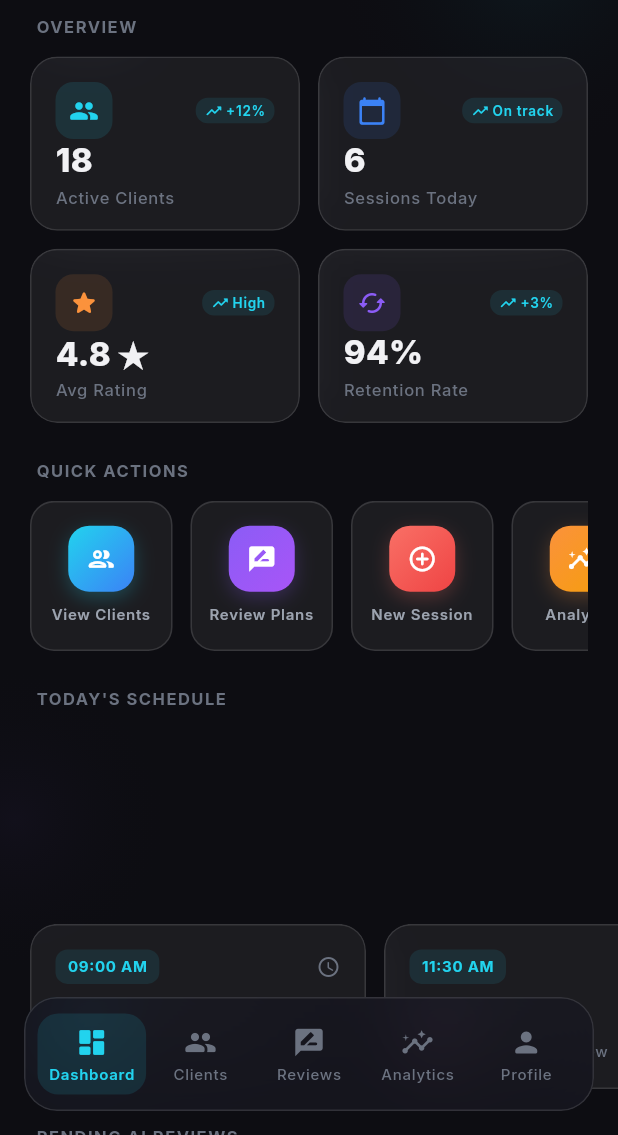
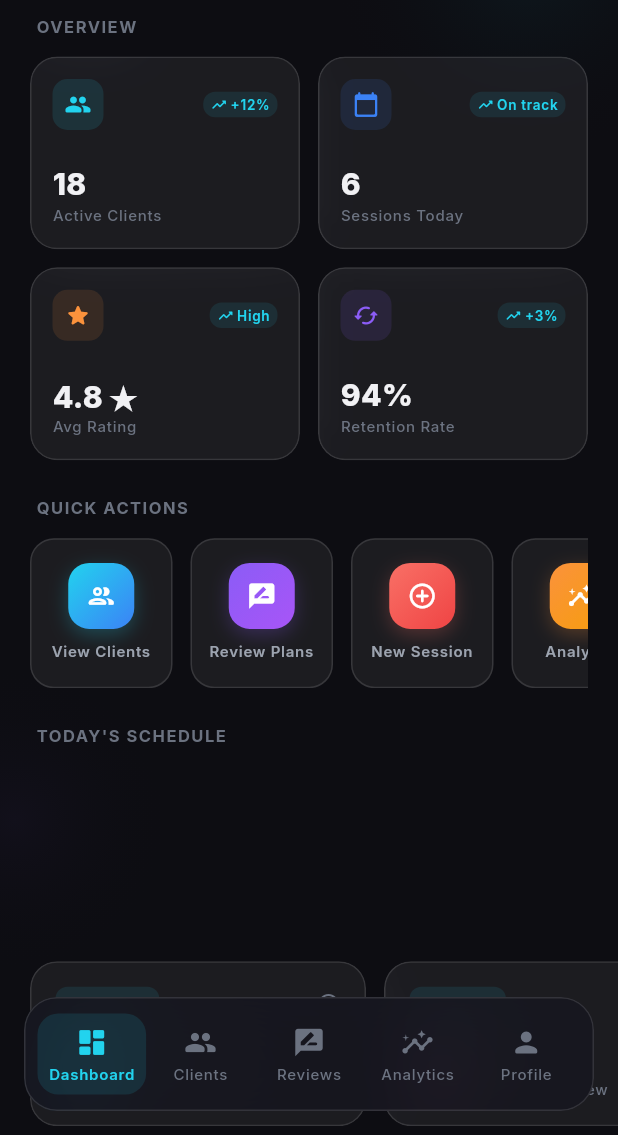
Before and after one commit to Amitsingh2000/fitforge, a Flutter app: the TrainerDashboard screen opened by its route, on a phone screen of 412 x 824 dp, the part 101-1236 px from its top. Run offline on Flutter 3.47's test engine with Material 3 defaults, Android fonts, the phone set to English and light mode, and no system bars; drawn by our look-alikes of flutter_animate; our stand-ins replace google_fonts.

Commit message:
fix overflows issue of trainer screens

```diff
--- a/lib/trainer/screens/trainer_analytics_tab.dart
+++ b/lib/trainer/screens/trainer_analytics_tab.dart
@@ -55,7 +55,7 @@ class TrainerAnalyticsTab extends StatelessWidget {
             crossAxisCount: 2,
             crossAxisSpacing: 12,
             mainAxisSpacing: 12,
-            childAspectRatio: 1.55,
+            childAspectRatio: 1.4,
             children: [
               const TrainerGlassStatCard(
                 title: 'Total Clients',
--- a/lib/trainer/screens/trainer_client_detail_screen.dart
+++ b/lib/trainer/screens/trainer_client_detail_screen.dart
@@ -132,9 +132,13 @@ class _TrainerClientDetailScreenState extends State<TrainerClientDetailScreen>
                                       ),
                                     ),
                                     const SizedBox(width: 8),
-                                    Text(
-                                      'Plan: ${widget.client['plan']}',
-                                      style: AppTextStyles.caption.copyWith(color: AppColors.textTertiary),
+                                    Flexible(
+                                      child: Text(
+                                        'Plan: ${widget.client['plan']}',
+                                        maxLines: 1,
+                                        overflow: TextOverflow.ellipsis,
+                                        style: AppTextStyles.caption.copyWith(color: AppColors.textTertiary),
+                                      ),
                                     ),
                                   ],
                                 ),
--- a/lib/trainer/screens/trainer_dashboard.dart
+++ b/lib/trainer/screens/trainer_dashboard.dart
@@ -437,7 +437,7 @@ class _TrainerDashboardState extends State<TrainerDashboard>
         crossAxisCount: 2,
         crossAxisSpacing: 12,
         mainAxisSpacing: 12,
-        childAspectRatio: 1.55,
+        childAspectRatio: 1.4,
       ),
       itemCount: _analyticsData.length,
       itemBuilder: (context, index) {
--- a/lib/trainer/widgets/trainer_feedback_sheet.dart
+++ b/lib/trainer/widgets/trainer_feedback_sheet.dart
@@ -106,8 +106,9 @@ class _TrainerFeedbackSheetState extends State<TrainerFeedbackSheet> {
               style: AppTextStyles.caption.copyWith(fontWeight: FontWeight.bold, letterSpacing: 0.5),
             ),
             const SizedBox(height: 8),
-            Row(
-              mainAxisAlignment: MainAxisAlignment.spaceBetween,
+            Wrap(
+              spacing: 8,
+              runSpacing: 8,
               children: _categories.map((category) {
                 final isSelected = _selectedCategory == category;
                 return GestureDetector(
--- a/lib/trainer/widgets/trainer_glass_stat_card.dart
+++ b/lib/trainer/widgets/trainer_glass_stat_card.dart
@@ -43,9 +43,11 @@ class TrainerGlassStatCard extends StatelessWidget {
           }
           return Text(
             displayValue,
+            maxLines: 1,
+            overflow: TextOverflow.ellipsis,
             style: AppTextStyles.titleLarge.copyWith(
               fontWeight: FontWeight.w800,
-              fontSize: 22,
+              fontSize: 20,
               color: AppColors.textPrimary,
             ),
           );
@@ -54,16 +56,18 @@ class TrainerGlassStatCard extends StatelessWidget {
     } else {
       valueWidget = Text(
         '$prefix$value$suffix',
+        maxLines: 1,
+        overflow: TextOverflow.ellipsis,
         style: AppTextStyles.titleLarge.copyWith(
           fontWeight: FontWeight.w800,
-          fontSize: 22,
+          fontSize: 20,
           color: AppColors.textPrimary,
         ),
       );
     }
 
     return DashboardGlassCard(
-      padding: const EdgeInsets.all(16),
+      padding: const EdgeInsets.all(14),
       borderRadius: 18,
       child: Column(
         crossAxisAlignment: CrossAxisAlignment.start,
@@ -74,23 +78,24 @@ class TrainerGlassStatCard extends StatelessWidget {
             mainAxisAlignment: MainAxisAlignment.spaceBetween,
             children: [
               Container(
-                width: 38,
-                height: 38,
+                width: 34,
+                height: 34,
                 decoration: BoxDecoration(
-                  borderRadius: BorderRadius.circular(12),
+                  borderRadius: BorderRadius.circular(10),
                   color: color.withValues(alpha: 0.12),
                 ),
                 child: Center(
                   child: Icon(
                     icon,
                     color: color,
-                    size: 20,
+                    size: 18,
                   ),
                 ),
               ),
               if (trendText.isNotEmpty)
-                Container(
-                  padding: const EdgeInsets.symmetric(horizontal: 6, vertical: 2),
+                Flexible(
+                  child: Container(
+                    padding: const EdgeInsets.symmetric(horizontal: 5, vertical: 2),
                     decoration: BoxDecoration(
                       borderRadius: BorderRadius.circular(8),
                       color: (isTrendPositive ? AppColors.accentCyan : AppColors.accentCoral)
@@ -102,15 +107,43 @@ class TrainerGlassStatCard extends StatelessWidget {
                         Icon(
                           isTrendPositive ? Icons.trending_up_rounded : Icons.trending_down_rounded,
                           color: isTrendPositive ? AppColors.accentCyan : AppColors.accentCoral,
-                        size: 12,
+                          size: 11,
                         ),
                         const SizedBox(width: 2),
-                      Text(
+                        Flexible(
+                          child: Text(
                             trendText,
+                            maxLines: 1,
+                            overflow: TextOverflow.ellipsis,
                             style: AppTextStyles.caption.copyWith(
                               color: isTrendPositive ? AppColors.accentCyan : AppColors.accentCoral,
                               fontWeight: FontWeight.w600,
                               fontSize: 9,
+                            ),
+                          ),
+                        ),
+                      ],
+                    ),
+                  ),
+                ),
+            ],
+          ),
+
+          // Value and Title
+          Flexible(
+            child: Column(
+              crossAxisAlignment: CrossAxisAlignment.start,
+              mainAxisAlignment: MainAxisAlignment.end,
+              mainAxisSize: MainAxisSize.min,
+              children: [
+                valueWidget,
+                Text(
+                  title,
+                  maxLines: 1,
+                  overflow: TextOverflow.ellipsis,
+                  style: AppTextStyles.caption.copyWith(
+                    color: AppColors.textTertiary,
+                    fontSize: 10,
                   ),
                 ),
               ],
@@ -118,26 +151,6 @@ class TrainerGlassStatCard extends StatelessWidget {
           ),
         ],
       ),
-
-          // Value and Title
-          Column(
-            crossAxisAlignment: CrossAxisAlignment.start,
-            children: [
-              valueWidget,
-              const SizedBox(height: 2),
-              Text(
-                title,
-                maxLines: 1,
-                overflow: TextOverflow.ellipsis,
-                style: AppTextStyles.caption.copyWith(
-                  color: AppColors.textTertiary,
-                  fontSize: 11,
-                ),
-              ),
-            ],
-          ),
-        ],
-      ),
     );
   }
 }
```
Also changed, not shown: pubspec.lock, 1 other file. Lines whose indentation alone changed are shown as unchanged.
